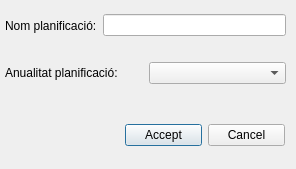
Qt form ui/tm/month_manage.ui (Giswater/giswater_qgis_plugin) before a commit.
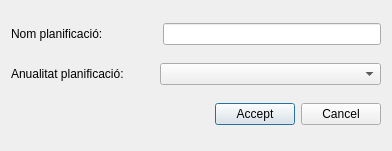
The same form after that commit.

Commit message: tm ui - add new fields on forms

```diff
--- a/ui/tm/month_manage.ui
+++ b/ui/tm/month_manage.ui
@@ -6,8 +6,8 @@
    <rect>
     <x>0</x>
     <y>0</y>
-    <width>296</width>
-    <height>169</height>
+    <width>392</width>
+    <height>151</height>
    </rect>
   </property>
   <property name="sizePolicy">
@@ -19,15 +19,8 @@
   <property name="windowTitle">
    <string>Month manage</string>
   </property>
-  <widget class="QWidget" name="horizontalLayoutWidget">
-   <property name="geometry">
-    <rect>
-     <x>5</x>
-     <y>5</y>
-     <width>281</width>
-     <height>41</height>
-    </rect>
-   </property>
+  <layout class="QGridLayout" name="gridLayout">
+   <item row="0" column="0">
    <layout class="QHBoxLayout" name="horizontalLayout">
     <item>
      <widget class="QLabel" name="plan_any">
@@ -36,20 +29,28 @@
       </property>
      </widget>
     </item>
+     <item>
+      <spacer name="horizontalSpacer">
+       <property name="orientation">
+        <enum>Qt::Horizontal</enum>
+       </property>
+       <property name="sizeType">
+        <enum>QSizePolicy::Fixed</enum>
+       </property>
+       <property name="sizeHint" stdset="0">
+        <size>
+         <width>54</width>
+         <height>20</height>
+        </size>
+       </property>
+      </spacer>
+     </item>
     <item>
      <widget class="QLineEdit" name="txt_plan_code"/>
     </item>
    </layout>
-  </widget>
-  <widget class="QWidget" name="horizontalLayoutWidget_2">
-   <property name="geometry">
-    <rect>
-     <x>5</x>
-     <y>55</y>
-     <width>281</width>
-     <height>36</height>
-    </rect>
-   </property>
+   </item>
+   <item row="1" column="0">
    <layout class="QHBoxLayout" name="horizontalLayout_2">
     <item>
      <widget class="QLabel" name="label">
@@ -59,20 +60,48 @@
      </widget>
     </item>
     <item>
-     <widget class="QComboBox" name="cbx_years"/>
-    </item>
-   </layout>
-  </widget>
-  <widget class="QWidget" name="horizontalLayoutWidget_3">
-   <property name="geometry">
-    <rect>
-     <x>125</x>
-     <y>110</y>
-     <width>160</width>
-     <height>51</height>
-    </rect>
-   </property>
+      <spacer name="horizontalSpacer_2">
+       <property name="orientation">
+        <enum>Qt::Horizontal</enum>
+       </property>
+       <property name="sizeType">
+        <enum>QSizePolicy::Fixed</enum>
+       </property>
+       <property name="sizeHint" stdset="0">
+        <size>
+         <width>30</width>
+         <height>20</height>
+        </size>
+       </property>
+      </spacer>
+     </item>
+     <item>
+      <widget class="QComboBox" name="cbx_years">
+       <property name="sizePolicy">
+        <sizepolicy hsizetype="Expanding" vsizetype="Fixed">
+         <horstretch>0</horstretch>
+         <verstretch>0</verstretch>
+        </sizepolicy>
+       </property>
+      </widget>
+     </item>
+    </layout>
+   </item>
+   <item row="2" column="0">
    <layout class="QHBoxLayout" name="horizontalLayout_3">
+     <item>
+      <spacer name="horizontalSpacer_3">
+       <property name="orientation">
+        <enum>Qt::Horizontal</enum>
+       </property>
+       <property name="sizeHint" stdset="0">
+        <size>
+         <width>40</width>
+         <height>20</height>
+        </size>
+       </property>
+      </spacer>
+     </item>
     <item>
      <widget class="QPushButton" name="btn_accept">
       <property name="text">
@@ -88,7 +117,8 @@
      </widget>
     </item>
    </layout>
-  </widget>
+   </item>
+  </layout>
  </widget>
  <resources/>
  <connections/>
```
Lines whose indentation alone changed are shown as unchanged. The commit also changes 4 other files.
